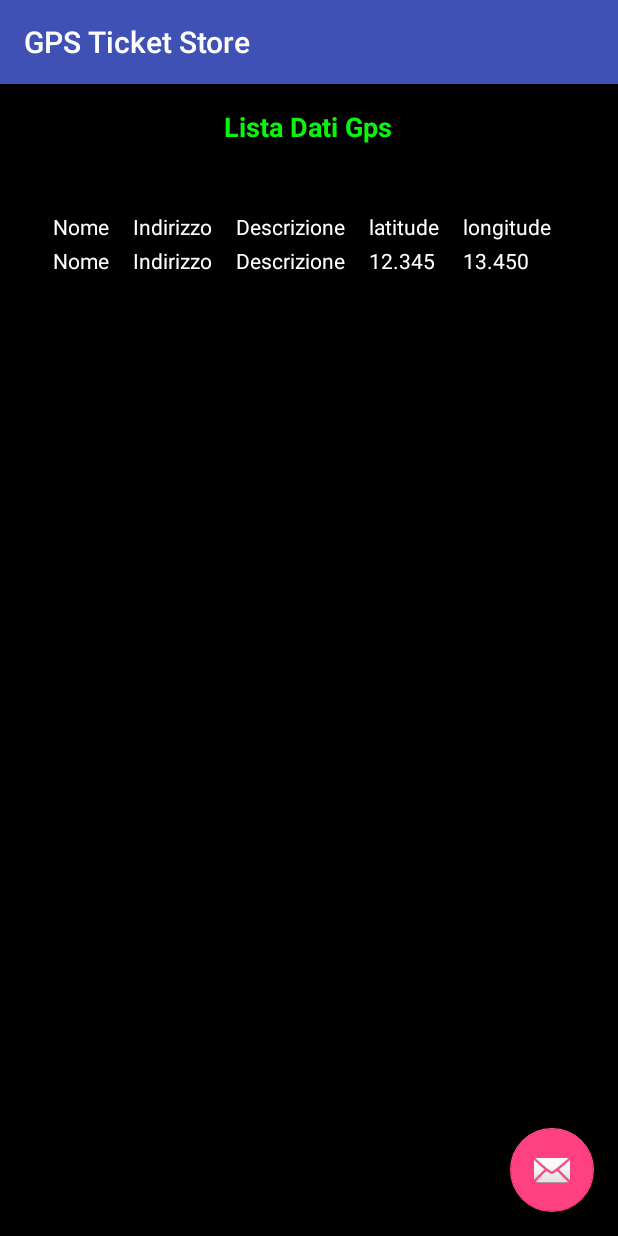
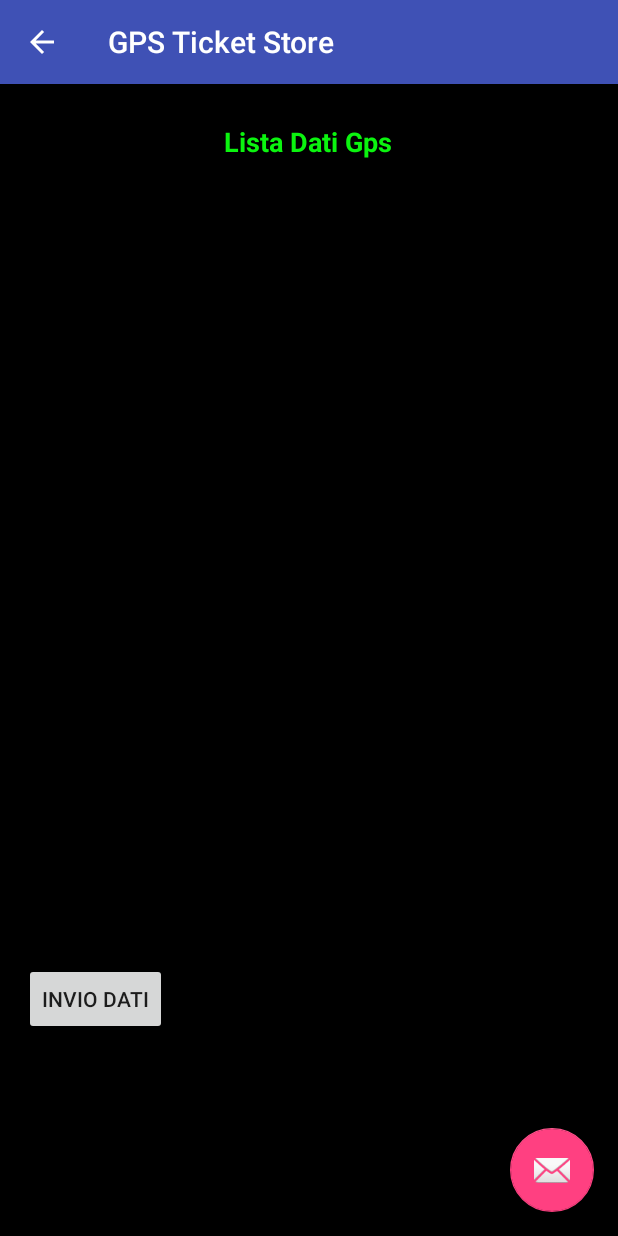
Before and after one commit to lcento/GPSTicketStore, an Android app: the UploadActivity screen opened directly, with no data from a screen before it, on a phone screen of 412 x 824 dp. Run offline under Robolectric (Android 15) with nearby library versions, the phone set to English and light mode, and no system bars.

Commit message:
Commit 15/01/2016

```diff
--- a/app/src/main/AndroidManifest.xml
+++ b/app/src/main/AndroidManifest.xml
@@ -1,7 +1,8 @@
 <?xml version="1.0" encoding="utf-8"?>
 <manifest xmlns:android="http://schemas.android.com/apk/res/android"
     package="com.mydomain.cirleo.gpsticketstore">
-
+    <uses-sdk
+        android:minSdkVersion="16" android:targetSdkVersion="17" />
     <uses-permission android:name="android.permission.ACCESS_COARSE_LOCATION"/>
     <uses-permission android:name="android.permission.ACCESS_FINE_LOCATION"/>
     <application
--- a/app/src/main/java/com/mydomain/cirleo/gpsticketstore/MainActivity.java
+++ b/app/src/main/java/com/mydomain/cirleo/gpsticketstore/MainActivity.java
@@ -40,7 +40,7 @@ public class MainActivity extends AppCompatActivity implements GpsStatus.Listene
     private String provider;
     private View viewGpsStatus;
     private GpsStatus gpsStatus;
-    private  Animation anim;
+    private Animation anim;
     private Button saveButton;
     private TextView textViewSave;
     private EditText textName;
@@ -82,7 +82,6 @@ public class MainActivity extends AppCompatActivity implements GpsStatus.Listene
             public void onClick(View v) {
                 if ( validateGpsData() ) {
                     saveGpsData();
-                    //finish();
                 }
             }
         });
@@ -109,7 +108,8 @@ public class MainActivity extends AppCompatActivity implements GpsStatus.Listene
     private void saveGpsData() {
         try {
             dbHelper.open();
-            dbHelper.createGpsMain(textName.toString(), textAddress.toString(), textDescription.toString(), latitude, longitude);
+            //dbHelper.deleteGpsMain();
+            dbHelper.createGpsMain(textName.getText().toString(), textAddress.getText().toString(), textDescription.getText().toString(), latitude, longitude);
 
             dbHelper.close();
 
--- a/app/src/main/java/com/mydomain/cirleo/gpsticketstore/UploadActivity.java
+++ b/app/src/main/java/com/mydomain/cirleo/gpsticketstore/UploadActivity.java
@@ -1,27 +1,42 @@
 package com.mydomain.cirleo.gpsticketstore;
 
-import android.app.ActionBar;
+
+import android.database.Cursor;
 import android.graphics.Color;
+import android.graphics.Typeface;
+import android.os.AsyncTask;
 import android.os.Bundle;
 import android.support.design.widget.FloatingActionButton;
 import android.support.design.widget.Snackbar;
 import android.support.v7.app.AppCompatActivity;
+import android.view.Gravity;
 import android.view.View;
 import android.support.v7.widget.Toolbar;
-import android.view.ViewGroup;
+import android.widget.Button;
 import android.widget.TableLayout;
 import android.widget.TableRow;
 import android.widget.TextView;
+
+import org.json.JSONException;
+import org.json.JSONObject;
+
+import java.io.DataOutputStream;
+import java.io.IOException;
+import java.net.HttpURLConnection;
+import java.net.MalformedURLException;
+import java.net.URL;
+import java.net.URLEncoder;
+import java.sql.SQLException;
 
 /**
  * Created by lcento on 09/01/2016.
  */
 public class UploadActivity extends AppCompatActivity {
-    private TextView textName;
-    private TextView textAddress;
-    private TextView textDescr;
-    private TextView latitude;
-    private TextView longitude;
+    private DbAdapter dbHelper;
+    private Cursor cursor;
+    private Button buttonSendGpsData;
+    private HttpURLConnection urlConnection = null;
+    private DataOutputStream printout;
 
     @Override
     protected void onCreate(Bundle savedInstanceState) {
@@ -29,6 +44,15 @@ public class UploadActivity extends AppCompatActivity {
         setContentView(R.layout.activity_upload);
         Toolbar toolbar = (android.support.v7.widget.Toolbar) findViewById(R.id.toolbar);
         setSupportActionBar(toolbar);
+        getSupportActionBar().setDisplayHomeAsUpEnabled(true);
+        getSupportActionBar().setDisplayShowHomeEnabled(true);
+
+        toolbar.setNavigationOnClickListener(new View.OnClickListener() {
+            @Override
+            public void onClick(View v) {
+                onBackPressed();
+            }
+        });
 
         FloatingActionButton fab = (FloatingActionButton) findViewById(R.id.fab);
         fab.setOnClickListener(new View.OnClickListener() {
@@ -39,47 +63,99 @@ public class UploadActivity extends AppCompatActivity {
             }
         });
 
-        textName = new TextView(this);
-        textName.setTextColor(Color.parseColor("#FFFFFF"));
-        textName.setPadding(5, 0, 5, 0);
+        dbHelper = new DbAdapter(this);
+        // Lista data form sqlite
+        listGpsData();
 
-        textAddress = new TextView(this);
-        textAddress.setTextColor(Color.parseColor("#FFFFFF"));
-        textAddress.setPadding(5, 0, 5, 0);
+        buttonSendGpsData = (Button)findViewById(R.id.buttonSendGpsData);
+        buttonSendGpsData.setOnClickListener(new View.OnClickListener() {
+            @Override
+            public void onClick(View v) {
+                AsyncT asyncT = new AsyncT();
+                asyncT.execute();
+            }
+        });
+    }
 
-        textDescr = new TextView(this);
-        textDescr.setTextColor(Color.parseColor("#FFFFFF"));
-        textDescr.setPadding(5, 0, 5, 0);
+    /* Inner class to get response */
+    class AsyncT extends AsyncTask<Void, Void, Void> {
+        @Override
+        protected Void doInBackground(Void... voids) {
+            try {
+                URL url = new URL("http://10.0.2.2/jsonget.php");
+                urlConnection = (HttpURLConnection) url.openConnection();
+                urlConnection.setDoInput(true);
+                urlConnection.setDoOutput(true);
+                urlConnection.setUseCaches(false);
+                urlConnection.setRequestProperty("Content-Type", "application/json");
+                urlConnection.connect();
+                // Create JSONObject
+                JSONObject jsonobj = new JSONObject();
+                jsonobj.put("name", "Aneh");
+                jsonobj.put("age", "22");
+                // Send POST output
+                printout = new DataOutputStream(urlConnection.getOutputStream());
+                printout.write(Integer.parseInt(URLEncoder.encode(jsonobj.toString(), "UTF-8")));
+                printout.flush ();
+                printout.close ();
+            } catch (MalformedURLException e) {
+                e.printStackTrace();
+            } catch (IOException e) {
+                e.printStackTrace();
+            } catch (JSONException e) {
+                e.printStackTrace();
+            }
 
-        latitude = new TextView(this);
-        latitude.setTextColor(Color.parseColor("#FFFFFF"));
-        latitude.setPadding(5, 0, 5, 0);
-
-        longitude = new TextView(this);
-        longitude.setTextColor(Color.parseColor("#FFFFFF"));
-        longitude.setPadding(5, 0, 5, 0);
-
-        listGpsData();
+            return null;
+        }
     }
 
     private void listGpsData() {
         TableLayout tl = (TableLayout) findViewById(R.id.gpsDataLines);
+        TableRow tr = new TableRow(this);
 
-        TableRow tr = new TableRow(this);
-        tr.setLayoutParams(new TableRow.LayoutParams(TableRow.LayoutParams.FILL_PARENT, TableRow.LayoutParams.WRAP_CONTENT));
+        try {
+            dbHelper.open();
+            cursor = dbHelper.fetchAllGpsData();
 
-        textName.setText("Nome");
-        textAddress.setText("Indirizzo");
-        textDescr.setText("Descrizione");
-        latitude.setText("12.345");
-        longitude.setText("13.450");
+            int rows = cursor.getCount();
+            int cols = cursor.getColumnCount();
 
-        tr.addView(textName, 0);
-        tr.addView(textAddress, 1);
-        tr.addView(textDescr, 2);
-        tr.addView(latitude, 3);
-        tr.addView(longitude, 4);
+            while (cursor.moveToNext()) {
+                for (int i = 0; i < rows; i++) {
+                    tr = new TableRow(this);
+                    tr.setLayoutParams(new TableRow.LayoutParams(TableRow.LayoutParams.WRAP_CONTENT, TableRow.LayoutParams.WRAP_CONTENT));
+                    tr.setBackgroundResource(R.drawable.row_border);
 
-        tl.addView(tr);
+                    for(int j = 1; j < cols; j++) {
+                        TextView tv = new TextView(this);
+                        tv.setGravity(Gravity.LEFT);
+                        tv.setTextSize(16);
+                        tv.setPadding(15, 5, 15, 5);
+                        tv.setTextColor(Color.BLUE);
+                        tv.setTypeface(null, Typeface.BOLD);
+
+                        tv.setText(cursor.getString(j));
+
+                        tr.addView(tv);
+                    }
+                }
+
+                tl.addView(tr);
+
+                /*String name = cursor.getString(cursor.getColumnIndex(DbAdapter.KEY_NAME));
+                String address = cursor.getString(cursor.getColumnIndex(DbAdapter.KEY_ADDRESS));
+                String description = cursor.getString(cursor.getColumnIndex(DbAdapter.KEY_DESCRIPTION));
+                String latitude = cursor.getString(cursor.getColumnIndex(DbAdapter.KEY_LATITUDE));
+                String longitude = cursor.getString(cursor.getColumnIndex(DbAdapter.KEY_LONGITUDE));*/
+            }
+
+            dbHelper.close();
+
+        } catch (SQLException e) {
+            e.printStackTrace();
+        }
+
+
     }
 }
--- /dev/null
+++ b/app/src/main/res/drawable/row_border.xml
@@ -0,0 +1,7 @@
+<?xml version="1.0" encoding="utf-8"?>
+<shape xmlns:android="http://schemas.android.com/apk/res/android" >
+
+    <solid android:color="#FFFFFF" />
+    <stroke android:width="1dp" android:color="#99cc00" />
+
+</shape>
--- a/app/src/main/res/layout/content_upload.xml
+++ b/app/src/main/res/layout/content_upload.xml
@@ -12,7 +12,6 @@
     tools:context="com.mydomain.cirleo.gpsticketstore.UploadActivity"
     tools:showIn="@layout/activity_upload"
     android:background="#000000">
-
     <LinearLayout xmlns:android="http://schemas.android.com/apk/res/android"
         android:id="@+id/linearLayoutListGpsData"
         android:orientation="vertical"
@@ -20,25 +19,29 @@
         android:layout_height="50dp"
         android:layout_alignParentLeft="true"
         android:layout_alignParentStart="true">
-
         <TextView
             android:layout_width="150dp"
             android:layout_height="wrap_content"
-            android:text="Lista Dati Gps"
-            android:id="@+id/textView"
+            android:text="@string/content_upload_header"
+            android:id="@+id/textViewListGpsData"
             android:layout_gravity="center_horizontal"
             android:textColor="#0bf40f"
             android:textAlignment="center"
             android:textSize="18dp"
-            android:textStyle="bold" />
+            android:textStyle="bold"
+            android:layout_marginTop="10dp" />
     </LinearLayout>
+    <ScrollView
+        android:layout_width="match_parent"
+        android:layout_height="500dp"
+        android:id="@+id/scrollViewGpsData"
+        android:layout_below="@+id/linearLayoutListGpsData">
         <TableLayout xmlns:android="http://schemas.android.com/apk/res/android"
             android:id="@+id/gpsDataLines"
             xmlns:app="http://schemas.android.com/apk/res-auto"
             xmlns:tools="http://schemas.android.com/tools"
             android:layout_width="wrap_content"
             android:layout_height="wrap_content"
-        android:layout_below="@+id/linearLayoutListGpsData"
             android:paddingBottom="@dimen/activity_vertical_margin"
             android:paddingLeft="@dimen/activity_horizontal_margin"
             android:paddingRight="@dimen/activity_horizontal_margin"
@@ -46,37 +49,26 @@
             app:layout_behavior="@string/appbar_scrolling_view_behavior"
             tools:context="com.mydomain.cirleo.gpsticketstore.UploadActivity"
             tools:showIn="@layout/activity_upload"
-        android:background="#000000"
-        android:stretchColumns="0,1,2,3,4">
-        <TableRow
-            android:layout_width="fill_parent"
-            android:layout_height="wrap_content">
-            <TextView
-                android:layout_column="0"
-                android:text="Nome"
-                android:padding="3dip"
-                android:textColor="#FFFFFF"/>
-            <TextView
-                android:layout_column="1"
-                android:text="Indirizzo"
-                android:padding="3dip"
-                android:textColor="#FFFFFF"/>
-            <TextView
-                android:layout_column="2"
-                android:text="Descrizione"
-                android:padding="3dip"
-                android:textColor="#FFFFFF"/>
-            <TextView
-                android:layout_column="3"
-                android:text="latitude"
-                android:padding="3dip"
-                android:textColor="#FFFFFF"/>
-            <TextView
-                android:layout_column="4"
-                android:text="longitude"
-                android:padding="3dip"
-                android:textColor="#FFFFFF"/>
-        </TableRow>
+            android:stretchColumns="0,1,2"
+            android:shrinkColumns="0,1,2">
         </TableLayout>
+    </ScrollView>
+    <LinearLayout xmlns:android="http://schemas.android.com/apk/res/android"
+        android:id="@+id/linearLayoutListGpsDataBottom"
+        android:layout_below="@+id/scrollViewGpsData"
+        android:orientation="vertical"
+        android:layout_width="match_parent"
+        android:layout_height="fill_parent"
+        android:layout_alignParentLeft="true"
+        android:layout_alignParentStart="true">
+        <Button
+            android:id="@+id/buttonSendGpsData"
+            android:layout_width="wrap_content"
+            android:layout_height="wrap_content"
+            android:text="@string/content_upload_button_sent"
+            android:layout_marginTop="20dp" />
+    </LinearLayout>
+
+
 
 </RelativeLayout>
--- a/app/src/main/res/values/strings.xml
+++ b/app/src/main/res/values/strings.xml
@@ -20,6 +20,9 @@
     <string name="content_main_validate_save_description_detail">Devi inserire una descrizione</string>
     <string name="content_main_validate_save_ok">Dati salvati con successo !!!</string>
 
+    <string name="content_upload_header">Lista Dati Gps</string>
+    <string name="content_upload_button_sent">Invio Dati</string>
+
     <string name="alert_gps_status">GPS is turned off ... </string>
     <string name="alert_gps_location">Location is not available ... </string>
 </resources>
```
Also changed, not shown: app/src/main/java/com/mydomain/cirleo/gpsticketstore/DbAdapter.java (+7 -2 lines). Lines whose indentation alone changed are shown as unchanged.
